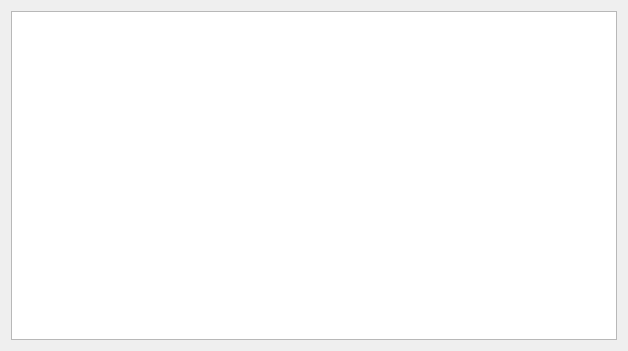
Old version of the form sheduleform.ui in the repository lex1133/ScheduleV2.
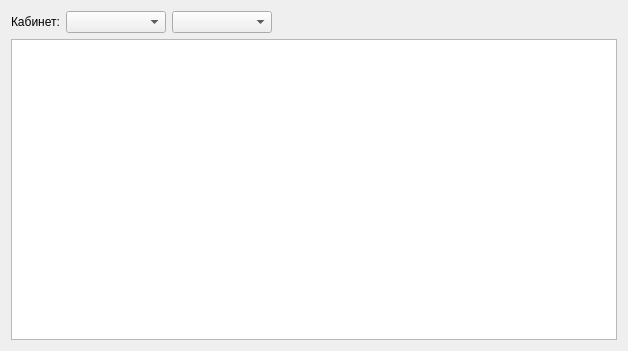
New version of the form.

The edit to the form file:
```diff
--- a/sheduleform.ui
+++ b/sheduleform.ui
@@ -13,9 +13,65 @@
   <property name="windowTitle">
    <string>Form</string>
   </property>
-  <layout class="QGridLayout" name="gridLayout_2">
+  <layout class="QGridLayout" name="gridLayout">
+   <item row="1" column="0">
+    <widget class="QTableWidget" name="ScheduleTable"/>
+   </item>
    <item row="0" column="0">
-    <widget class="QTableWidget" name="tableWidget"/>
+    <layout class="QHBoxLayout" name="horizontalLayout_2">
+     <item>
+      <widget class="QLabel" name="RoomLabel">
+       <property name="text">
+        <string>Кабинет:</string>
+       </property>
+      </widget>
+     </item>
+     <item>
+      <widget class="QComboBox" name="RoomsComboBox">
+       <property name="sizePolicy">
+        <sizepolicy hsizetype="Preferred" vsizetype="Fixed">
+         <horstretch>0</horstretch>
+         <verstretch>0</verstretch>
+        </sizepolicy>
+       </property>
+       <property name="minimumSize">
+        <size>
+         <width>100</width>
+         <height>0</height>
+        </size>
+       </property>
+       <property name="editable">
+        <bool>false</bool>
+       </property>
+       <property name="currentIndex">
+        <number>-1</number>
+       </property>
+      </widget>
+     </item>
+     <item>
+      <widget class="QComboBox" name="WeekComboBox">
+       <property name="minimumSize">
+        <size>
+         <width>100</width>
+         <height>0</height>
+        </size>
+       </property>
+      </widget>
+     </item>
+     <item>
+      <spacer name="horizontalSpacer">
+       <property name="orientation">
+        <enum>Qt::Horizontal</enum>
+       </property>
+       <property name="sizeHint" stdset="0">
+        <size>
+         <width>40</width>
+         <height>20</height>
+        </size>
+       </property>
+      </spacer>
+     </item>
+    </layout>
    </item>
   </layout>
  </widget>
```
